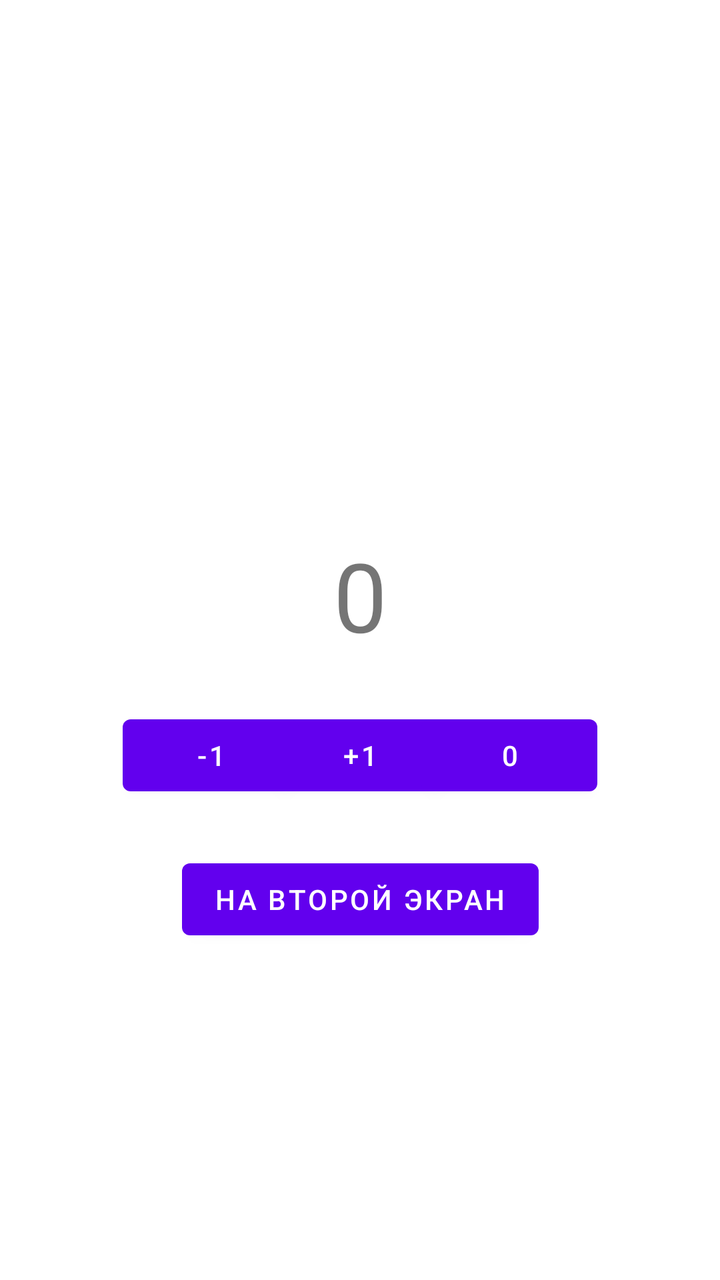
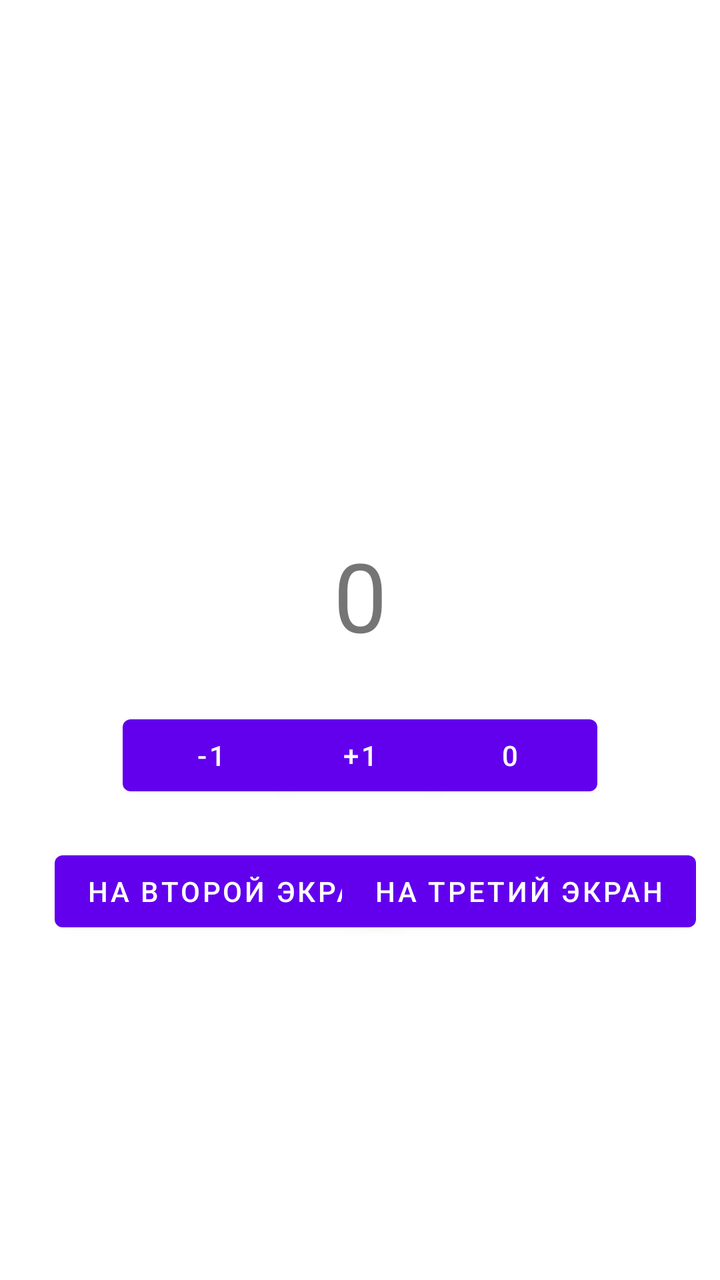

Screens rendered from an Android XML layout before and after an edit, with the pre-edit source and the edit as a unified diff.
<!-- AndroidManifest.xml: application theme Theme.Testapp -->
<!-- res/layout/activity_main.xml -->
<?xml version="1.0" encoding="utf-8"?>
<androidx.constraintlayout.widget.ConstraintLayout
    xmlns:android="http://schemas.android.com/apk/res/android"
    xmlns:app="http://schemas.android.com/apk/res-auto"
    xmlns:tools="http://schemas.android.com/tools"
    android:id="@+id/main"
    android:layout_width="match_parent"
    android:layout_height="match_parent"
    tools:context=".MainActivity">

    <TextView
        android:id="@+id/textCounter"
        android:layout_width="wrap_content"
        android:layout_height="wrap_content"
        android:text="@string/counter_initial"
        android:textSize="@dimen/counter_text_size"
        app:layout_constraintBottom_toBottomOf="parent"
        app:layout_constraintEnd_toEndOf="parent"
        app:layout_constraintStart_toStartOf="parent"
        app:layout_constraintTop_toTopOf="parent"
        app:layout_constraintVertical_bias="0.461" />

    <Button
        android:id="@+id/btnPlus"
        android:layout_width="wrap_content"
        android:layout_height="wrap_content"
        android:layout_marginTop="@dimen/button_margin_top"
        android:text="@string/btn_plus"
        app:layout_constraintTop_toBottomOf="@id/textCounter"
        app:layout_constraintStart_toStartOf="parent"
        app:layout_constraintEnd_toEndOf="parent" />

    <Button
        android:id="@+id/btnMinus"
        android:layout_width="wrap_content"
        android:layout_height="wrap_content"
        android:layout_marginTop="@dimen/button_margin_top"
        android:text="@string/btn_minus"
        app:layout_constraintTop_toBottomOf="@id/textCounter"
        app:layout_constraintStart_toStartOf="parent"
        app:layout_constraintEnd_toStartOf="@id/btnNull"
        app:layout_constraintHorizontal_chainStyle="spread" />

    <Button
        android:id="@+id/btnNull"
        android:layout_width="wrap_content"
        android:layout_height="wrap_content"
        android:layout_marginTop="@dimen/button_margin_top"
        android:text="@string/btn_reset"
        app:layout_constraintTop_toBottomOf="@id/textCounter"
        app:layout_constraintStart_toEndOf="@id/btnMinus"
        app:layout_constraintEnd_toEndOf="parent" />

    <Button
        android:id="@+id/btnGoToSecond"
        android:layout_width="wrap_content"
        android:layout_height="wrap_content"
        android:layout_marginTop="@dimen/button_margin_top"
        android:text="@string/btn_go_to_second"
        app:layout_constraintTop_toBottomOf="@id/btnPlus"
        app:layout_constraintStart_toStartOf="parent"
        app:layout_constraintEnd_toEndOf="parent" />

</androidx.constraintlayout.widget.ConstraintLayout>
<!-- resources referenced by this layout -->
<resources>
  <dimen name="button_margin_top">24dp</dimen>
  <dimen name="counter_text_size">48sp</dimen>
  <string name="btn_go_to_second">На второй экран</string>
  <string name="btn_minus">-1</string>
  <string name="btn_plus">+1</string>
  <string name="btn_reset">0</string>
  <string name="counter_initial">0</string>
  <style name="Theme.Testapp" parent="Theme.MaterialComponents.DayNight.NoActionBar">
          
          <item name="colorPrimary">@color/purple_500</item>
          <item name="colorPrimaryVariant">@color/purple_700</item>
          <item name="colorOnPrimary">@color/white</item>
          
          <item name="colorSecondary">@color/teal_200</item>
          <item name="colorSecondaryVariant">@color/teal_700</item>
          <item name="colorOnSecondary">@color/black</item>
          
          <item name="android:statusBarColor">?attr/colorPrimaryVariant</item>
          
      </style>
  <color name="purple_500">#FF6200EE</color>
  <color name="purple_700">#FF3700B3</color>
  <color name="white">#FFFFFFFF</color>
  <color name="teal_200">#FF03DAC5</color>
  <color name="teal_700">#FF018786</color>
  <color name="black">#FF000000</color>
</resources>

<!-- the commit's change to res/layout/activity_main.xml (unified diff, before → after) -->
@@ -55,10 +55,22 @@
         android:id="@+id/btnGoToSecond"
         android:layout_width="wrap_content"
         android:layout_height="wrap_content"
-        android:layout_marginTop="@dimen/button_margin_top"
+        android:layout_marginTop="20dp"
         android:text="@string/btn_go_to_second"
-        app:layout_constraintTop_toBottomOf="@id/btnPlus"
+        app:layout_constraintEnd_toEndOf="parent"
+        app:layout_constraintHorizontal_bias="0.15"
         app:layout_constraintStart_toStartOf="parent"
-        app:layout_constraintEnd_toEndOf="parent" />
+        app:layout_constraintTop_toBottomOf="@id/btnPlus" />
+
+    <Button
+        android:id="@+id/btnGoToThird"
+        android:layout_width="wrap_content"
+        android:layout_height="wrap_content"
+        android:layout_marginTop="20dp"
+        android:text="@string/btn_go_to_third"
+        app:layout_constraintEnd_toEndOf="parent"
+        app:layout_constraintHorizontal_bias="0.935"
+        app:layout_constraintStart_toStartOf="parent"
+        app:layout_constraintTop_toBottomOf="@id/btnPlus" />
 
 </androidx.constraintlayout.widget.ConstraintLayout>
<!-- resource entries referenced after the edit -->
@@ -3,6 +3,7 @@
   <dimen name="button_margin_top">24dp</dimen>
   <dimen name="counter_text_size">48sp</dimen>
   <string name="btn_go_to_second">На второй экран</string>
+  <string name="btn_go_to_third">На третий экран</string>
   <string name="btn_minus">-1</string>
   <string name="btn_plus">+1</string>
   <string name="btn_reset">0</string>
